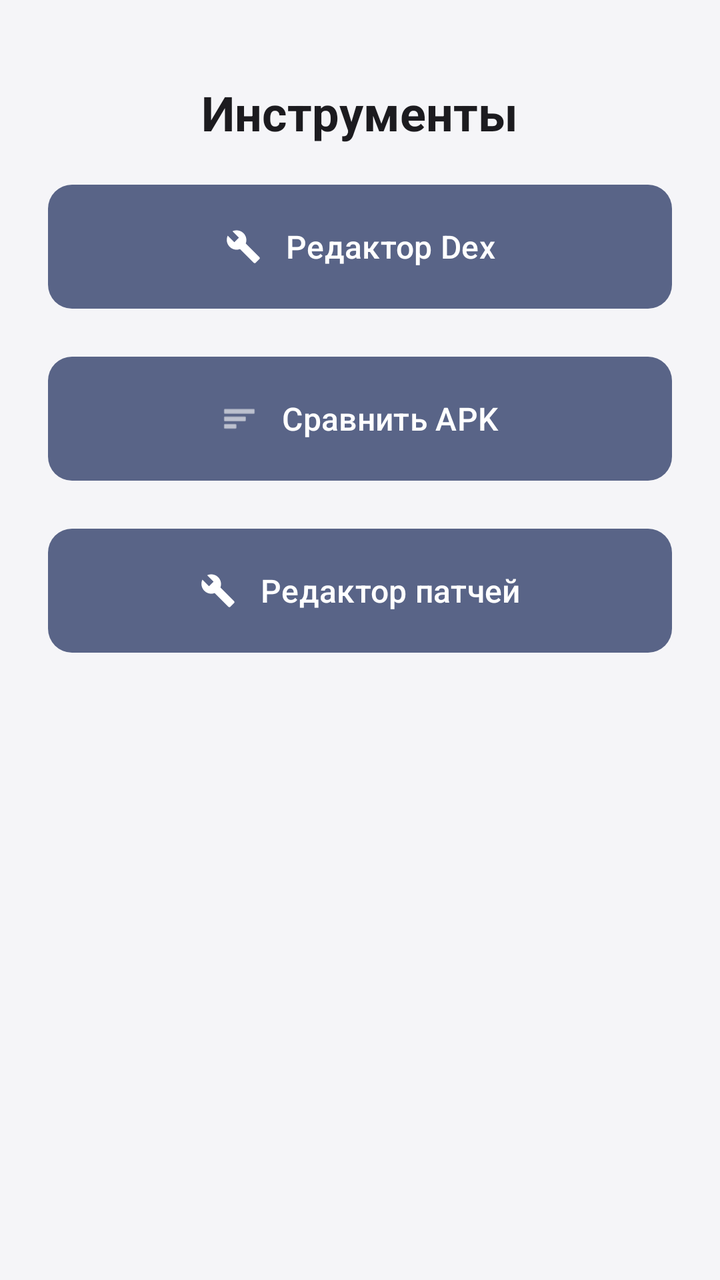
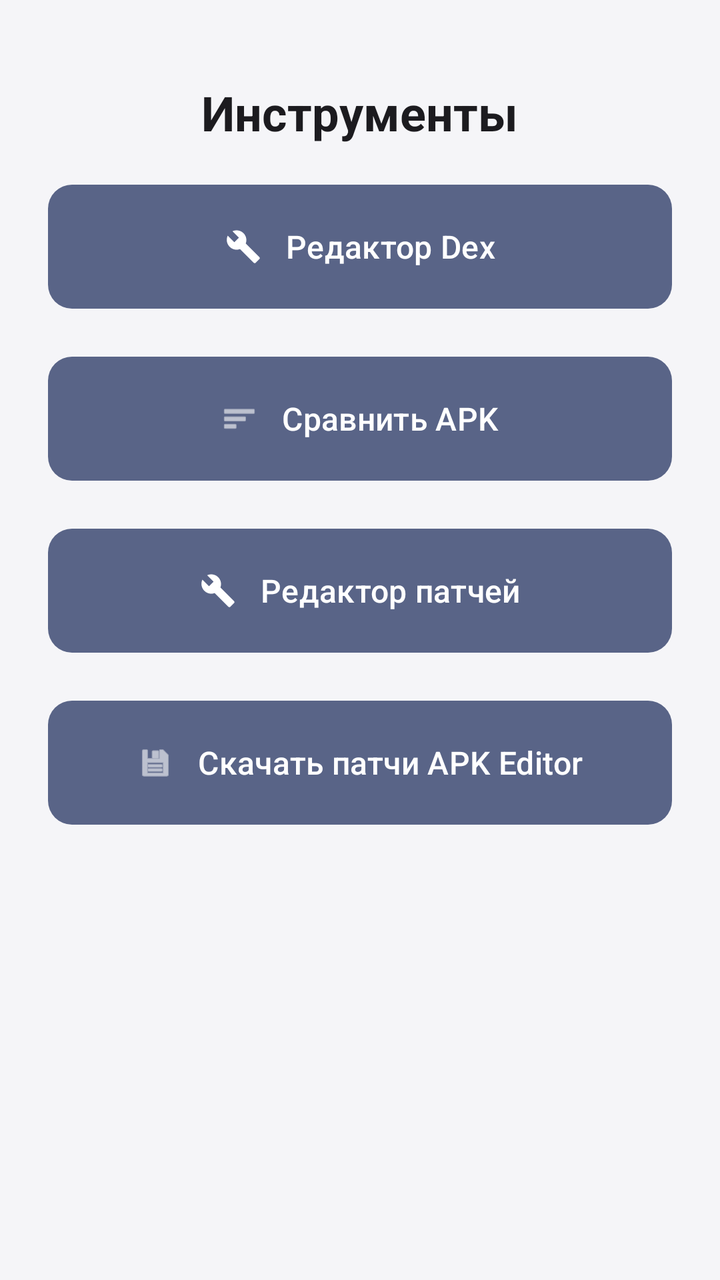

Compare the two renders of this Android layout. The source of the first and the diff that turns it into the second are given below.
<!-- AndroidManifest.xml: activity theme Theme.LazyModification -->
<!-- res/layout/activity_tools.xml -->
<?xml version="1.0" encoding="utf-8"?>
<ScrollView xmlns:android="http://schemas.android.com/apk/res/android"
    xmlns:app="http://schemas.android.com/apk/res-auto"
    android:layout_width="match_parent"
    android:layout_height="match_parent"
    android:fillViewport="true">

    <LinearLayout
        android:layout_width="match_parent"
        android:layout_height="wrap_content"
        android:orientation="vertical"
        android:padding="24dp">

        <TextView
            android:id="@+id/tvTitle"
            android:layout_width="wrap_content"
            android:layout_height="wrap_content"
            android:layout_gravity="center_horizontal"
            android:layout_marginTop="16dp"
            android:text="@string/tools_title"
            android:textColor="?attr/colorOnSurface"
            android:textSize="24sp"
            android:textStyle="bold" />

        <com.google.android.material.button.MaterialButton
            android:id="@+id/btnDexEditor"
            android:layout_width="match_parent"
            android:layout_height="70dp"
            android:layout_marginTop="16dp"
            android:padding="12dp"
            android:text="@string/tools_dex_editor"
            android:textSize="16sp"
            app:icon="@drawable/ic_tools"
            app:iconGravity="textStart"
            app:iconPadding="12dp" />

        <com.google.android.material.button.MaterialButton
            android:id="@+id/btnCompare"
            android:layout_width="match_parent"
            android:layout_height="70dp"
            android:layout_marginTop="16dp"
            android:padding="12dp"
            android:text="@string/compare_apk"
            android:textSize="16sp"
            app:icon="@android:drawable/ic_menu_sort_by_size"
            app:iconGravity="textStart"
            app:iconPadding="12dp" />

        <com.google.android.material.button.MaterialButton
            android:id="@+id/btnPatchEditor"
            android:layout_width="match_parent"
            android:layout_height="70dp"
            android:layout_marginTop="16dp"
            android:padding="12dp"
            android:text="@string/custom_patch_editor"
            android:textSize="16sp"
            app:icon="@drawable/ic_tools"
            app:iconGravity="textStart"
            app:iconPadding="12dp" />


    </LinearLayout>
</ScrollView>
<!-- resources referenced by this layout -->
<resources>
  <!-- drawable ic_tools (drawable) -->
  <?xml version="1.0" encoding="utf-8"?>
  <vector xmlns:android="http://schemas.android.com/apk/res/android"
      android:width="24dp"
      android:height="24dp"
      android:viewportWidth="24"
      android:viewportHeight="24">
      <path
          android:fillColor="#FF000000"
          android:pathData="M22.7,19l-9.1,-9.1c0.9,-2.3 0.4,-5 -1.5,-6.9 -2,-2 -5,-2.4 -7.4,-1.3L9,6 6,9 1.6,4.7C0.4,7.1 0.9,10.1 2.9,12.1c1.9,1.9 4.6,2.4 6.9,1.5l9.1,9.1c0.4,0.4 1,0.4 1.4,0l2.3,-2.3c0.5,-0.4 0.5,-1.1 0.1,-1.4z" />
  </vector>
  <string name="compare_apk">Сравнить APK</string>
  <string name="custom_patch_editor">Редактор патчей</string>
  <string name="tools_dex_editor">Редактор Dex</string>
  <string name="tools_title">Инструменты</string>
  <style name="Theme.LazyModification" parent="Base.Theme.LazyModification" />
  <style name="ThemeOverlay.LazyModification.Dialog" parent="ThemeOverlay.Material3.MaterialAlertDialog">
          <item name="shapeAppearanceOverlay">@style/ShapeAppearanceOverlay.LazyModification.Dialog</item>
          <item name="editTextStyle">@style/Widget.LazyModification.EditText</item>
          <item name="android:editTextStyle">@style/Widget.LazyModification.EditText</item>
      </style>
  <style name="Widget.LazyModification.EditText" parent="Widget.AppCompat.EditText">
          <item name="android:background">@drawable/rounded_input_background</item>
          <item name="android:backgroundTint">@null</item>
          <item name="backgroundTint">@null</item>
          <item name="android:textColor">?attr/colorOnSurface</item>
          <item name="android:textColorHint">?attr/colorOnSurfaceVariant</item>
          <item name="android:minHeight">56dp</item>
          <item name="android:padding">12dp</item>
      </style>
  <style name="Widget.LazyModification.Button" parent="Widget.Material3.Button">
          <item name="backgroundTint">#596487</item>
          <item name="android:textColor">#FFFFFF</item>
          <item name="iconTint">#FFFFFF</item>
          <item name="rippleColor">#33FFFFFF</item>
          <item name="cornerRadius">12dp</item>
      </style>
  <style name="Widget.LazyModification.Button.Outlined" parent="Widget.Material3.Button.OutlinedButton">
          <item name="strokeColor">#596487</item>
          <item name="android:textColor">#596487</item>
          <item name="iconTint">#596487</item>
          <item name="rippleColor">#1F596487</item>
          <item name="cornerRadius">12dp</item>
      </style>
  <style name="ShapeAppearanceOverlay.LazyModification.Dialog" parent="">
          <item name="cornerFamily">rounded</item>
          <item name="cornerSize">24dp</item>
      </style>
  <!-- drawable rounded_input_background (drawable) -->
  <selector xmlns:android="http://schemas.android.com/apk/res/android">
      <item android:state_focused="true">
          <shape>
              <solid android:color="?attr/colorSurface" />
              <stroke android:width="2dp" android:color="?attr/colorPrimary" />
              <corners android:radius="12dp" />
          </shape>
      </item>
      <item>
          <shape>
              <solid android:color="?attr/colorSurface" />
              <stroke android:width="1dp" android:color="?attr/colorOutline" />
              <corners android:radius="12dp" />
          </shape>
      </item>
  </selector>
  <!-- unchanged entries left out for length: 1 -->
</resources>

<!-- the commit's change to res/layout/activity_tools.xml (unified diff, before → after) -->
@@ -58,6 +58,18 @@
             app:iconGravity="textStart"
             app:iconPadding="12dp" />
 
+        <com.google.android.material.button.MaterialButton
+            android:id="@+id/btnDownloadPatches"
+            android:layout_width="match_parent"
+            android:layout_height="70dp"
+            android:layout_marginTop="16dp"
+            android:padding="12dp"
+            android:text="@string/download_apk_editor_patches"
+            android:textSize="16sp"
+            app:icon="@android:drawable/ic_menu_save"
+            app:iconGravity="textStart"
+            app:iconPadding="12dp" />
+
 
     </LinearLayout>
 </ScrollView>
<!-- resource entries referenced after the edit -->
@@ -13,6 +13,7 @@
   </vector>
   <string name="compare_apk">Сравнить APK</string>
   <string name="custom_patch_editor">Редактор патчей</string>
+  <string name="download_apk_editor_patches">Скачать патчи APK Editor</string>
   <string name="tools_dex_editor">Редактор Dex</string>
   <string name="tools_title">Инструменты</string>
   <style name="Theme.LazyModification" parent="Base.Theme.LazyModification" />
